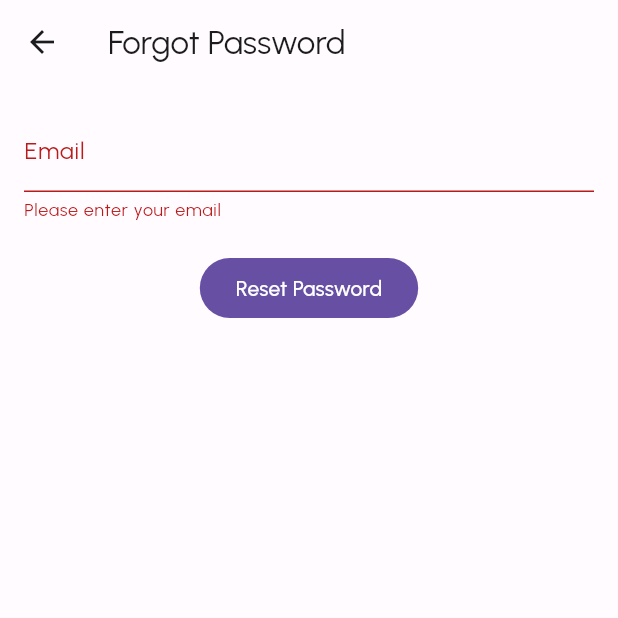
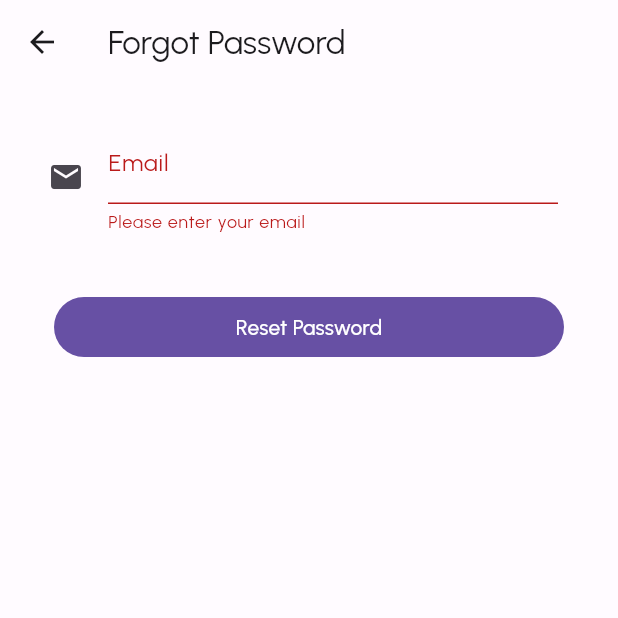
Before and after one commit to lbal837/capstone, a Flutter app: the InitiateForgotPasswordScreen screen opened directly, after a tap on "Reset Password", on a phone screen of 412 x 824 dp, the top half of it. Run offline on Flutter 3.47's test engine with Material 2 defaults, Android fonts, the phone set to English and light mode, and no system bars; our stand-ins replace firebase_core, firebase_messaging, flutter_spinkit, shared_preferences; missing offline and left inert: amazon_cognito_identity_dart_2; accounts and stored records are empty.

Commit message:
Update visual design of initiate_forgot_password_screen.dart

```diff
--- a/frontend/lib/ui/initiate_forgot_password/initiate_forgot_password_screen.dart
+++ b/frontend/lib/ui/initiate_forgot_password/initiate_forgot_password_screen.dart
@@ -2,6 +2,8 @@ import 'package:flutter/material.dart';
 import 'package:frontend/auth/user_service.dart';
 import 'package:frontend/secrets.dart';
 import 'package:frontend/ui/confirm_forgot_password/confirm_forgot_password_screen.dart';
+import 'package:frontend/ui/initiate_forgot_password/widgets/forgot_password_email.dart';
+import 'package:frontend/ui/initiate_forgot_password/widgets/forgot_password_reset_password_button.dart';
 
 class InitiateForgotPasswordScreen extends StatefulWidget {
   const InitiateForgotPasswordScreen({Key? key}) : super(key: key);
@@ -46,25 +48,8 @@ class ForgotPasswordScreenState extends State<InitiateForgotPasswordScreen> {
           key: _formKey,
           child: Column(
             children: <Widget>[
-              TextFormField(
-                controller: _emailController,
-                validator: (value) {
-                  if (value == null || value.isEmpty) {
-                    return 'Please enter your email';
-                  }
-                  return null;
-                },
-                decoration: const InputDecoration(
-                  labelText: 'Email',
-                ),
-              ),
-              const SizedBox(
-                height: 20,
-              ),
-              FilledButton(
-                onPressed: _submit,
-                child: const Text('Reset Password'),
-              ),
+              ForgotPasswordEmail(emailController: _emailController),
+              ResetPasswordButton(onPressed: _submit),
             ],
           ),
         ),
--- /dev/null
+++ b/frontend/lib/ui/initiate_forgot_password/widgets/forgot_password_email.dart
@@ -0,0 +1,29 @@
+import 'package:flutter/material.dart';
+
+class ForgotPasswordEmail extends StatelessWidget {
+  const ForgotPasswordEmail({
+    super.key,
+    required TextEditingController emailController,
+  }) : _emailController = emailController;
+
+  final TextEditingController _emailController;
+
+  @override
+  Widget build(BuildContext context) {
+    return ListTile(
+      leading: const Icon(Icons.email),
+      title: TextFormField(
+        controller: _emailController,
+        validator: (value) {
+          if (value == null || value.isEmpty) {
+            return 'Please enter your email';
+          }
+          return null;
+        },
+        decoration: const InputDecoration(
+            hintText: 'example@inspire.my', labelText: 'Email'),
+        keyboardType: TextInputType.emailAddress,
+      ),
+    );
+  }
+}
--- /dev/null
+++ b/frontend/lib/ui/initiate_forgot_password/widgets/forgot_password_reset_password_button.dart
@@ -0,0 +1,24 @@
+import 'package:flutter/material.dart';
+
+class ResetPasswordButton extends StatelessWidget {
+  final VoidCallback onPressed;
+
+  const ResetPasswordButton({Key? key, required this.onPressed})
+      : super(key: key);
+
+  @override
+  Widget build(BuildContext context) {
+    final screenSize = MediaQuery.of(context).size;
+    return Container(
+      padding: const EdgeInsets.all(20.0),
+      width: screenSize.width,
+      margin: const EdgeInsets.only(
+        top: 10.0,
+      ),
+      child: FilledButton(
+        onPressed: onPressed,
+        child: const Text('Reset Password'),
+      ),
+    );
+  }
+}
```
